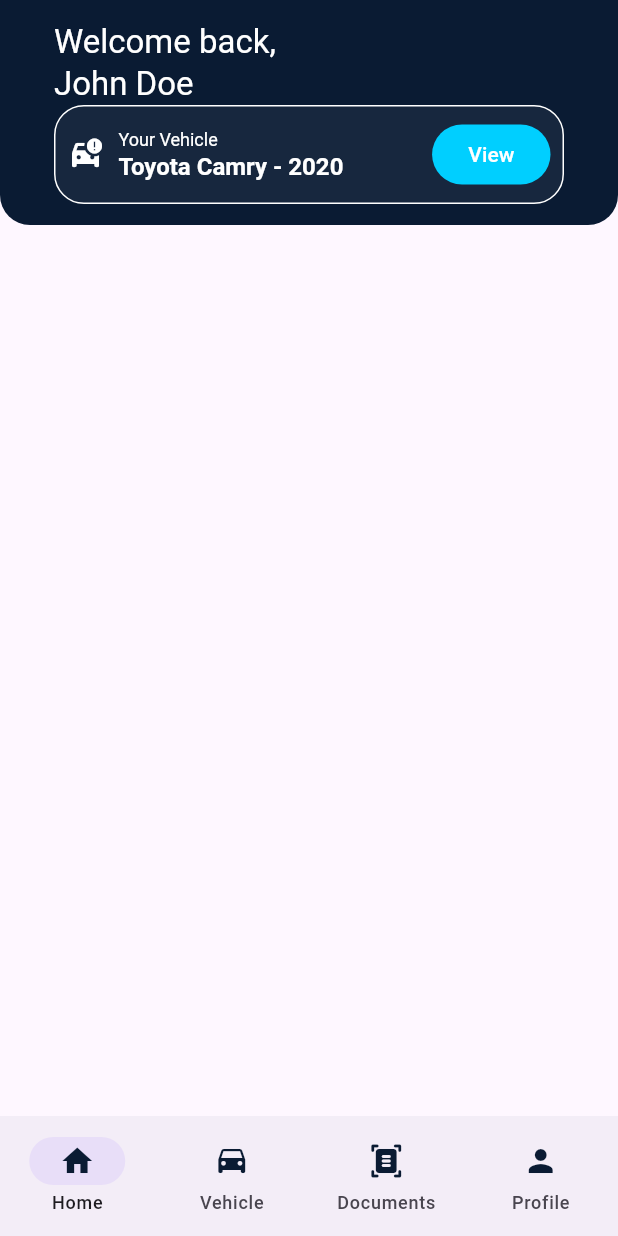
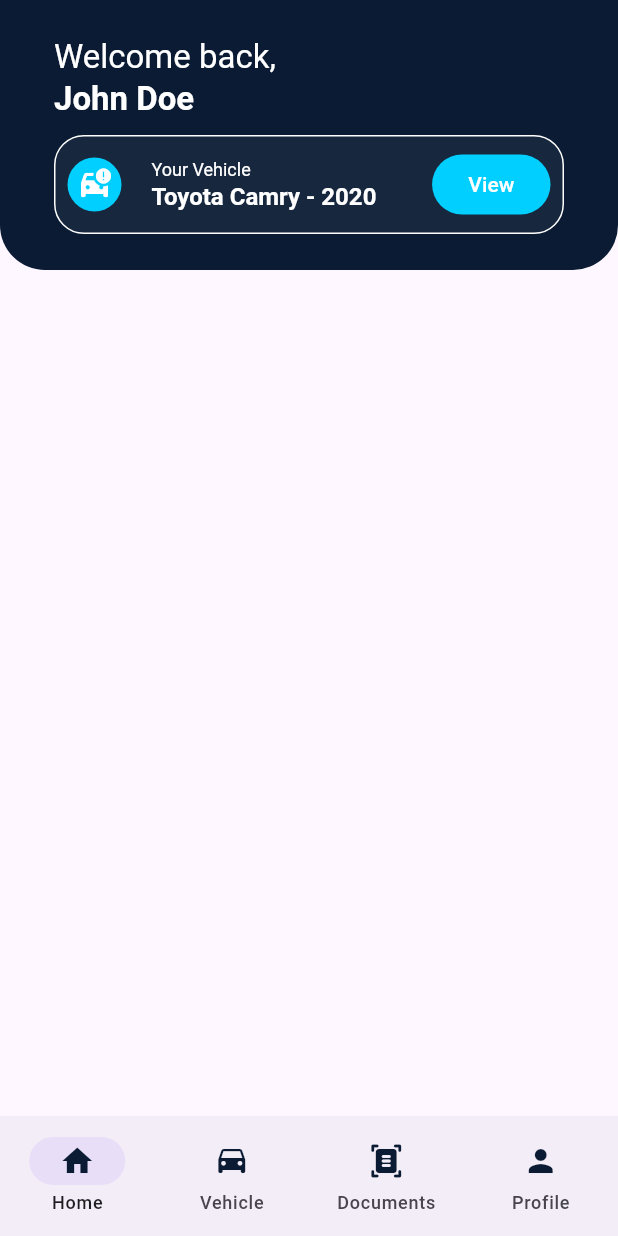
Before and after one commit to geofrey254/pitsto_mobile, a Flutter app: the screen it shows after launch, on a phone screen of 412 x 824 dp. Run offline on Flutter 3.47's test engine with Material 3 defaults, Android fonts, the phone set to English and light mode, and no system bars.

Commit message:
Finished App Bar Homepage

```diff
--- a/lib/screens/home/home_page.dart
+++ b/lib/screens/home/home_page.dart
@@ -9,11 +9,11 @@ class Home extends StatelessWidget {
     return Scaffold(
       appBar: AppBar(
         backgroundColor: Color(0xFF0A1B33),
-        toolbarHeight: 150,
+        toolbarHeight: 180,
         shape: RoundedRectangleBorder(
           borderRadius: BorderRadius.only(
-            bottomLeft: Radius.circular(20),
-            bottomRight: Radius.circular(20),
+            bottomLeft: Radius.circular(30),
+            bottomRight: Radius.circular(30),
           ),
         ),
         title: Padding(
@@ -34,11 +34,18 @@ class Home extends StatelessWidget {
                         "Welcome back,",
                         style: TextStyle(color: Colors.white),
                       ),
-                      Text("John Doe", style: TextStyle(color: Colors.white)),
+                      Text(
+                        "John Doe",
+                        style: TextStyle(
+                          color: Colors.white,
+                          fontWeight: FontWeight.bold,
+                        ),
+                      ),
                     ],
                   ),
                 ],
               ),
+              SizedBox(height: 10),
               Container(
                 padding: EdgeInsets.all(8),
                 decoration: BoxDecoration(
@@ -49,8 +56,16 @@ class Home extends StatelessWidget {
                 child: Row(
                   crossAxisAlignment: CrossAxisAlignment.center,
                   children: [
-                    Icon(Icons.car_crash, color: Colors.white),
-                    SizedBox(width: 10),
+                    Container(
+                      padding: EdgeInsets.all(6),
+                      decoration: BoxDecoration(
+                        shape: BoxShape.circle,
+                        color: Color(0xFF00CFFF),
+
+                      ),
+                      child: Icon(Icons.car_crash, color: Colors.white),
+                    ),
+                    SizedBox(width: 20),
                     Column(
                       crossAxisAlignment: CrossAxisAlignment.start,
                       children: [
@@ -70,9 +85,13 @@ class Home extends StatelessWidget {
                     ),
                     Spacer(),
 
-                    FilledButton(onPressed: (){},style: FilledButton.styleFrom(
-                      backgroundColor: Color(0xFF00CFFF)
-                    ), child: Text("View"),)
+                    FilledButton(
+                      onPressed: () {},
+                      style: FilledButton.styleFrom(
+                        backgroundColor: Color(0xFF00CFFF),
+                      ),
+                      child: Text("View"),
+                    ),
                   ],
                 ),
               ),
```
Also changed, not shown: 3 other files.
